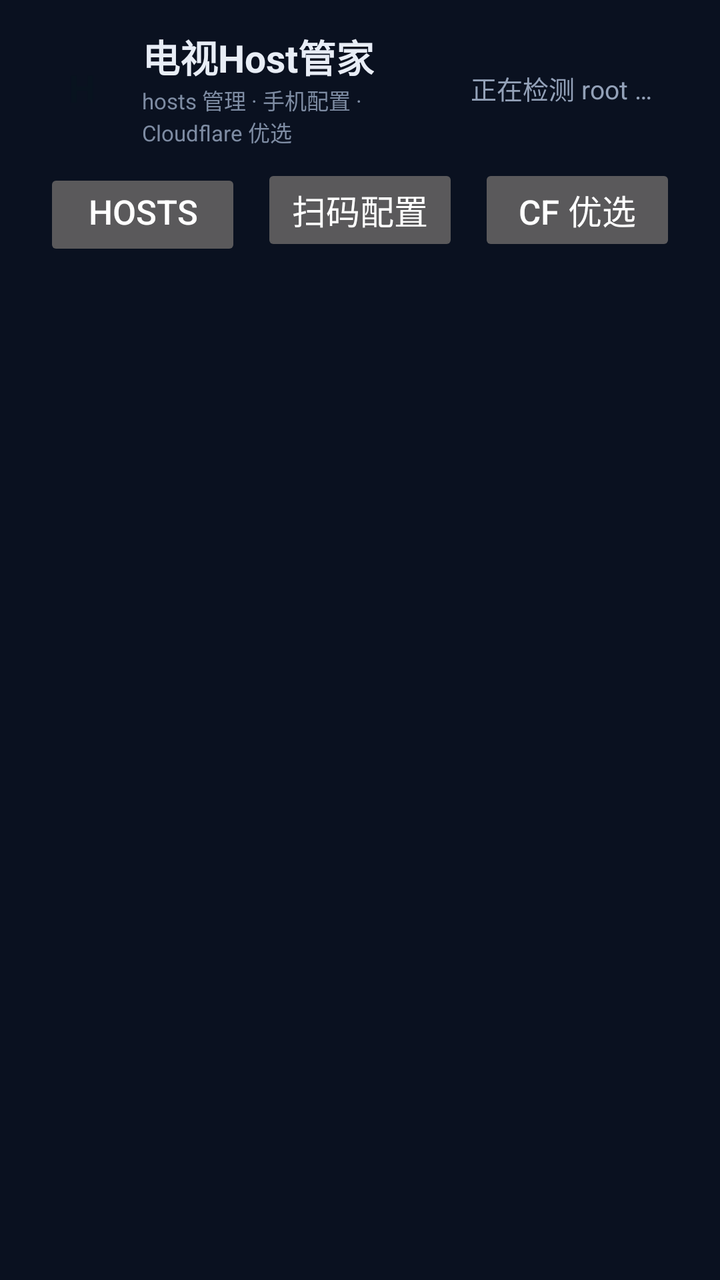
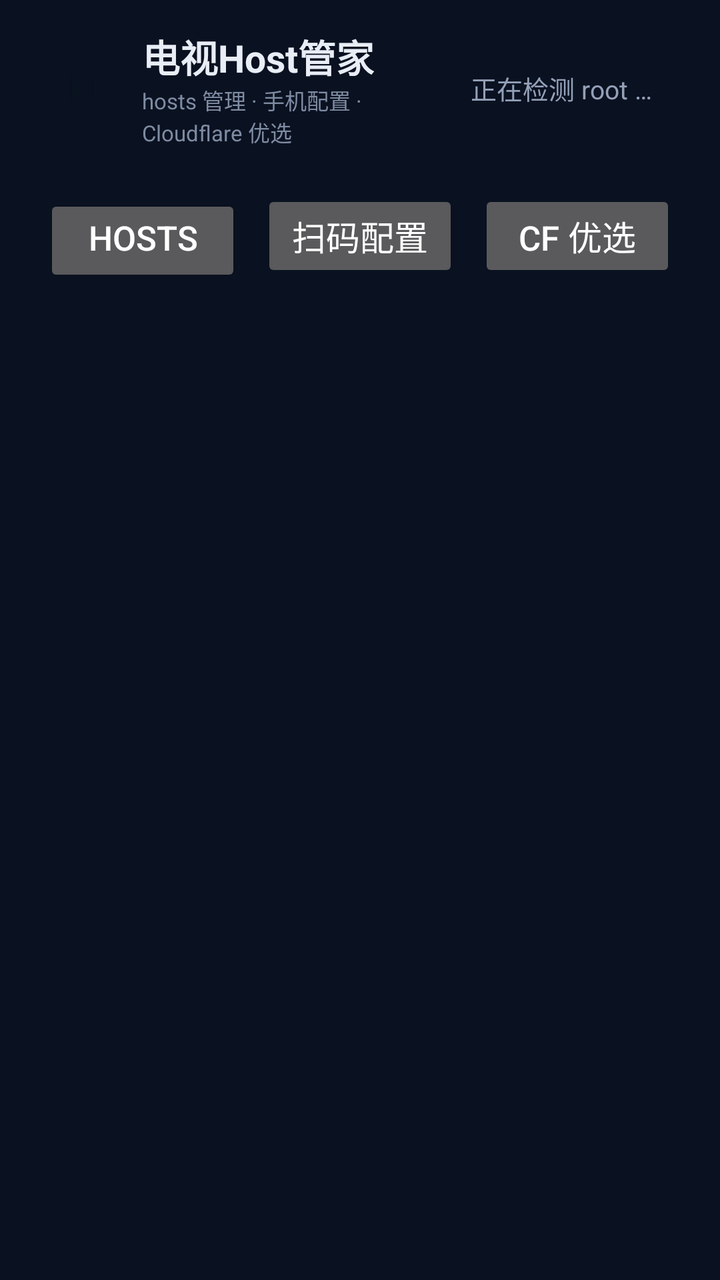

Compare the two renders of this Android layout. The source of the first and the diff that turns it into the second are given below.
<!-- AndroidManifest.xml: application theme AppTheme -->
<!-- res/layout/activity_main.xml -->
<?xml version="1.0" encoding="utf-8"?>
<LinearLayout xmlns:android="http://schemas.android.com/apk/res/android"
    android:id="@+id/root"
    android:layout_width="match_parent"
    android:layout_height="match_parent"
    android:orientation="vertical"
    android:background="#0A1120">

    
    <LinearLayout
        android:id="@+id/top_bar"
        android:layout_width="match_parent"
        android:layout_height="wrap_content"
        android:orientation="horizontal"
        android:gravity="center_vertical"
        android:paddingStart="22dp"
        android:paddingEnd="22dp"
        android:paddingTop="14dp"
        android:paddingBottom="8dp">

        <TextView
            android:id="@+id/brand_logo"
            android:layout_width="38dp"
            android:layout_height="38dp"
            android:gravity="center"
            android:text="H"
            android:textColor="#08131F"
            android:textSize="19sp"
            android:textStyle="bold" />

        <LinearLayout
            android:layout_width="0dp"
            android:layout_height="wrap_content"
            android:layout_weight="1"
            android:layout_marginStart="11dp"
            android:orientation="vertical">

            <TextView
                android:id="@+id/brand_title"
                android:layout_width="wrap_content"
                android:layout_height="wrap_content"
                android:text="电视Host管家"
                android:textColor="#E8EDF6"
                android:textSize="19sp"
                android:textStyle="bold" />

            <TextView
                android:id="@+id/brand_sub"
                android:layout_width="wrap_content"
                android:layout_height="wrap_content"
                android:text="hosts 管理 · 手机配置 · Cloudflare 优选"
                android:textColor="#7E8CA3"
                android:textSize="11sp" />
        </LinearLayout>

        <TextView
            android:id="@+id/root_pill"
            android:layout_width="wrap_content"
            android:layout_height="wrap_content"
            android:paddingStart="12dp"
            android:paddingEnd="12dp"
            android:paddingTop="6dp"
            android:paddingBottom="6dp"
            android:text="正在检测 root …"
            android:textColor="#93A1B8"
            android:textSize="13sp" />
    </LinearLayout>

    
    <LinearLayout
        android:id="@+id/nav_bar"
        android:layout_width="match_parent"
        android:layout_height="wrap_content"
        android:orientation="horizontal"
        android:paddingStart="17dp"
        android:paddingEnd="17dp"
        android:paddingBottom="12dp">

        <Button
            android:id="@+id/nav_hosts"
            android:layout_width="0dp"
            android:layout_height="46dp"
            android:layout_weight="1"
            android:layout_marginStart="5dp"
            android:layout_marginEnd="5dp"
            android:stateListAnimator="@null"
            android:text="Hosts 管理"
            android:textSize="17sp" />

        <Button
            android:id="@+id/nav_qr"
            android:layout_width="0dp"
            android:layout_height="46dp"
            android:layout_weight="1"
            android:layout_marginStart="5dp"
            android:layout_marginEnd="5dp"
            android:stateListAnimator="@null"
            android:text="扫码配置"
            android:textSize="17sp" />

        <Button
            android:id="@+id/nav_cf"
            android:layout_width="0dp"
            android:layout_height="46dp"
            android:layout_weight="1"
            android:layout_marginStart="5dp"
            android:layout_marginEnd="5dp"
            android:stateListAnimator="@null"
            android:text="CF 优选"
            android:textSize="17sp" />
    </LinearLayout>

    
    <FrameLayout
        android:id="@+id/content"
        android:layout_width="match_parent"
        android:layout_height="match_parent" />
</LinearLayout>
<!-- resources referenced by this layout -->
<resources>
  <style name="AppTheme" parent="android:Theme.Material.NoActionBar">
          <item name="android:windowBackground">@color/window_bg</item>
          <item name="android:colorPrimary">@color/primary</item>
          <item name="android:colorPrimaryDark">@color/primary_dark</item>
          <item name="android:colorAccent">@color/accent</item>
      </style>
  <color name="window_bg">#0E1420</color>
  <color name="primary">#1B2A4A</color>
  <color name="primary_dark">#0A0F1A</color>
  <color name="accent">#4FC3F7</color>
</resources>

<!-- the commit's change to res/layout/activity_main.xml (unified diff, before → after) -->
@@ -67,6 +67,14 @@
     </LinearLayout>
 
     
+    <View
+        android:id="@+id/hair_line"
+        android:layout_width="match_parent"
+        android:layout_height="1dp"
+        android:layout_marginStart="22dp"
+        android:layout_marginEnd="22dp" />
+
+    
     <LinearLayout
         android:id="@+id/nav_bar"
         android:layout_width="match_parent"
@@ -74,6 +82,7 @@
         android:orientation="horizontal"
         android:paddingStart="17dp"
         android:paddingEnd="17dp"
+        android:paddingTop="12dp"
         android:paddingBottom="12dp">
 
         <Button
@@ -114,5 +123,33 @@
     <FrameLayout
         android:id="@+id/content"
         android:layout_width="match_parent"
-        android:layout_height="match_parent" />
+        android:layout_height="0dp"
+        android:layout_weight="1" />
+
+    
+    <LinearLayout
+        android:id="@+id/hint_bar"
+        android:layout_width="match_parent"
+        android:layout_height="wrap_content"
+        android:orientation="horizontal"
+        android:gravity="center_vertical"
+        android:paddingStart="22dp"
+        android:paddingEnd="22dp"
+        android:paddingTop="6dp"
+        android:paddingBottom="10dp">
+
+        <ImageView
+            android:id="@+id/hint_icon"
+            android:layout_width="15dp"
+            android:layout_height="15dp"
+            android:layout_marginEnd="8dp" />
+
+        <TextView
+            android:id="@+id/hint_text"
+            android:layout_width="0dp"
+            android:layout_height="wrap_content"
+            android:layout_weight="1"
+            android:textColor="#8A98AE"
+            android:textSize="12sp" />
+    </LinearLayout>
 </LinearLayout>
